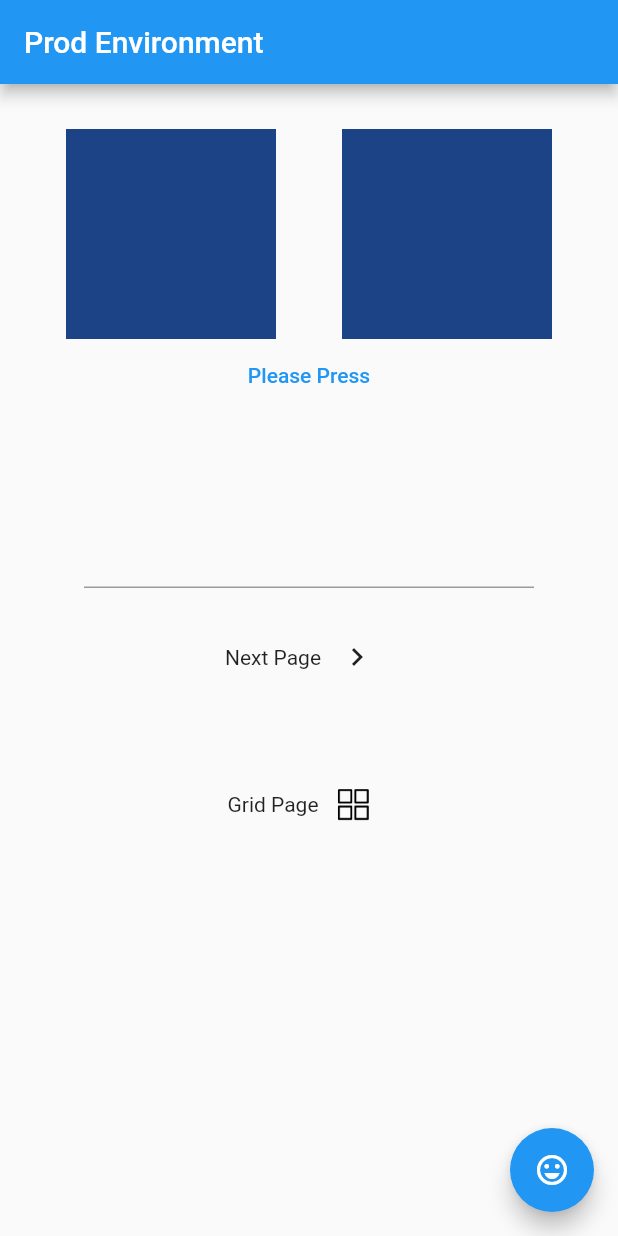
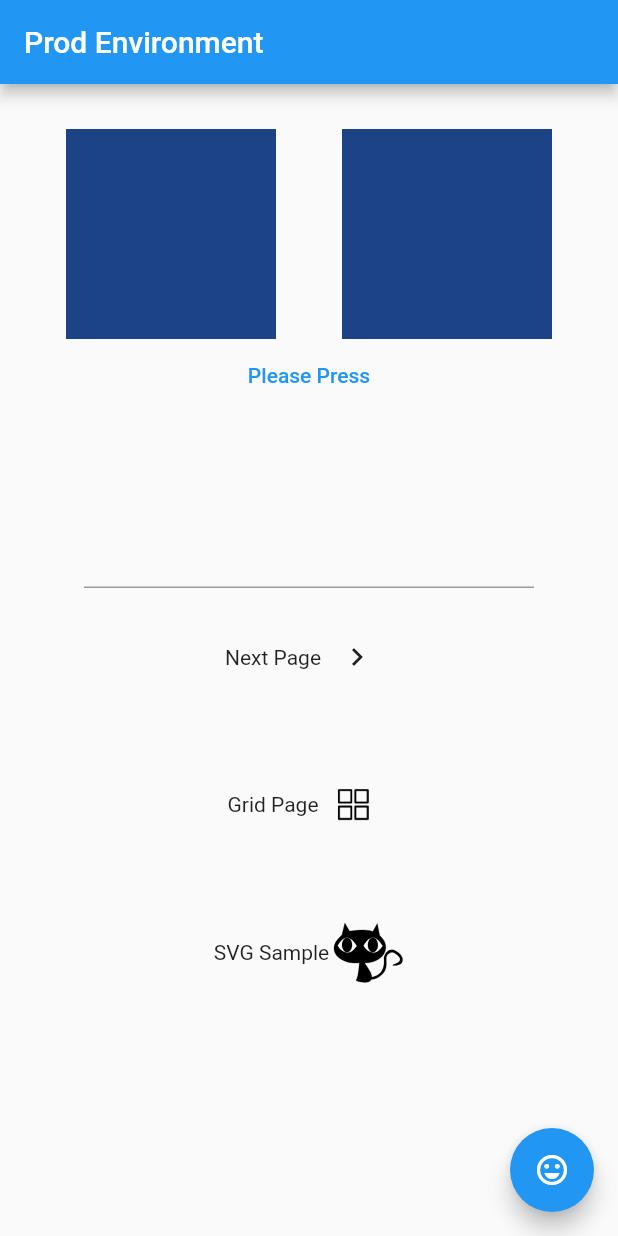
Before and after one commit to ilaydasavaser/key_sample, a Flutter app: the screen it shows after launch, on a phone screen of 412 x 824 dp. Run offline on Flutter 3.47's test engine with Material 2 defaults, Android fonts, the phone set to English and light mode, and no system bars; our stand-ins replace flutter_svg.

Commit message:
flutter_svg

```diff
--- a/lib/main.dart
+++ b/lib/main.dart
@@ -8,6 +8,7 @@ import 'package:key_project/views/secondPage.dart';
 import 'package:key_project/widgets/icons/gridIcon.dart';
 import 'package:provider/provider.dart';
 import 'package:flutter/foundation.dart';
+import 'package:flutter_svg/flutter_svg.dart';
 
 void main() {
   runApp(
@@ -132,6 +133,32 @@ class PositionedTilesState extends State<PositionedTiles> {
                       icon: GridIcon(),
                     ),
                   ],
+                ),
+                SizedBox(
+                  height: 50,
+                ),
+                Row(
+                  mainAxisAlignment: MainAxisAlignment.center,
+                  children: [
+                    Text("SVG Sample"),
+                    SvgPicture.asset(
+                      "assets/image/cat.svg",
+                      width: 50,
+                      height: 50,
+                    ),
+                    // Container(
+                    //   height: 50,
+                    //   width: 50,
+                    //   decoration: BoxDecoration(
+                    //     image: DecorationImage(
+                    //       image: ExactAssetImage(
+                    //          "assets/image/cat.png",
+                    //         //"assets/image/cat.svg",
+                    //       ),
+                    //     ),
+                    //   ),
+                    // )
+                  ],
                 )
               ],
             ),
--- a/pubspec.yaml
+++ b/pubspec.yaml
@@ -29,6 +29,7 @@ dependencies:
   # Use with the CupertinoIcons class for iOS style icons.
   cupertino_icons: ^1.0.2
   provider: ^5.0.0
+  flutter_svg: ^0.22.0
 
 dev_dependencies:
   flutter_test:
@@ -48,6 +49,7 @@ flutter:
   # To add assets to your application, add an assets section, like this:
   assets:
     - assets/icon/
+    - assets/image/
   #   - images/a_dot_ham.jpeg
 
   # An image asset can refer to one or more resolution-specific "variants", see
```
Also changed, not shown: assets/image/cat.png (added), assets/image/cat.svg (added), pubspec.lock.
